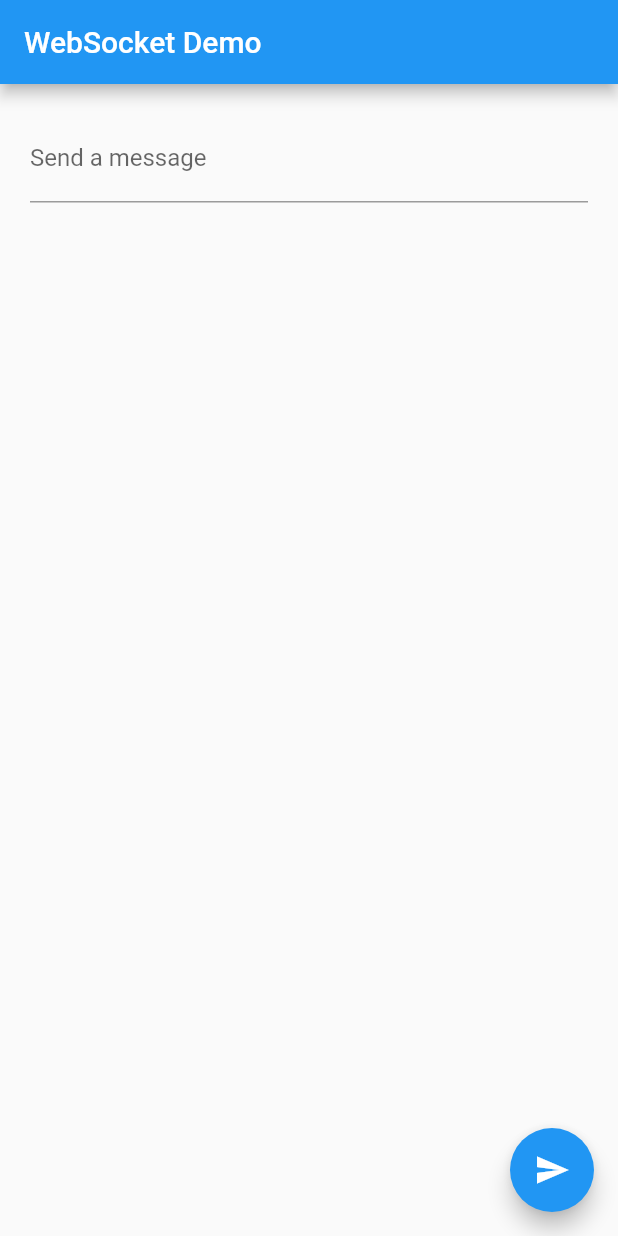
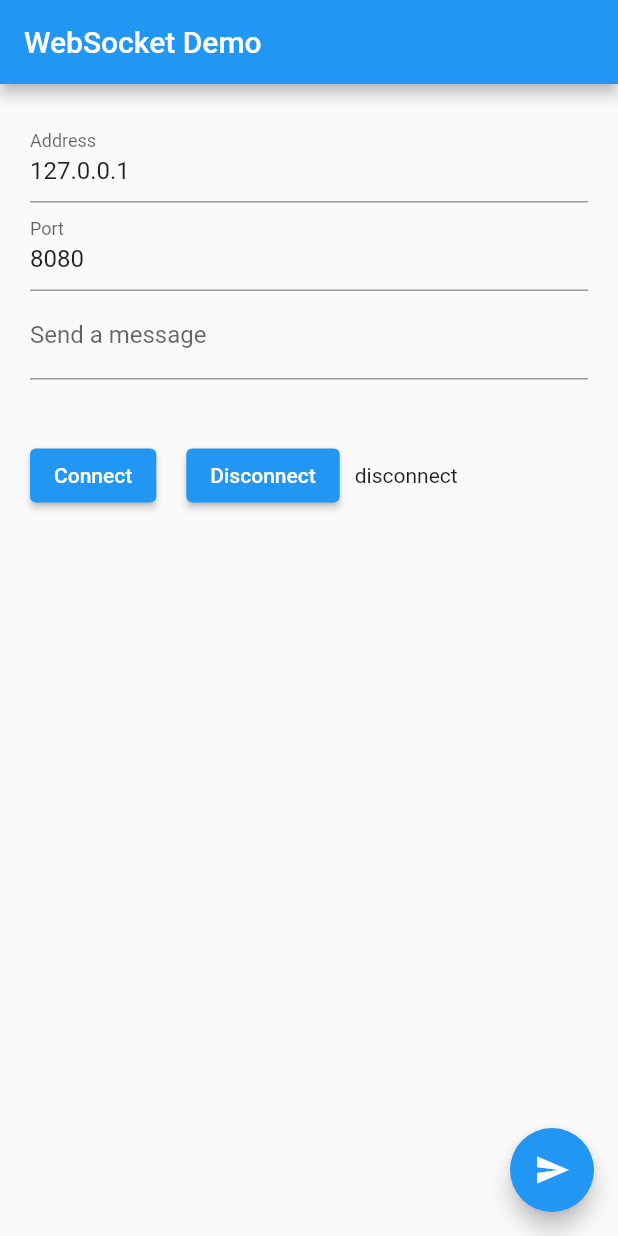
Before and after one commit to sota1111/flut, a Flutter app: the screen it shows after launch, after a tap on the "send" icon, on a phone screen of 412 x 824 dp. Run offline on Flutter 3.47's test engine with Material 2 defaults, Android fonts, the phone set to English and light mode, and no system bars; our stand-ins replace flutter_riverpod, hive, hive_flutter, screenshot, share_plus; accounts and stored records are empty; network calls fail.

Commit message:
IPとportを変更できるように変更。 受信した値を表示できない。

```diff
--- a/socket_client/lib/main.dart
+++ b/socket_client/lib/main.dart
@@ -1,8 +1,8 @@
 import 'package:flutter/material.dart';
+import 'package:web_socket_channel/io.dart';
 import 'package:web_socket_channel/web_socket_channel.dart';
 
 void main() => runApp(const MyApp());
-
 class MyApp extends StatelessWidget {
   const MyApp({super.key});
 
@@ -31,12 +31,21 @@ class MyHomePage extends StatefulWidget {
 }
 
 class _MyHomePageState extends State<MyHomePage> {
-  final TextEditingController _controller = TextEditingController();
-  final _channel = WebSocketChannel.connect(
+  TextEditingController _addressController = TextEditingController(text: '127.0.0.1');
+  TextEditingController _portController = TextEditingController(text: '8080');
+  TextEditingController _controller = TextEditingController();
+  WebSocketChannel? _channel;
+  static var output_log='output_log';
+  //final __channel = WebSocketChannel.connect(
+    //Uri.parse('ws://localhost:8080'),
+  //);
 
-
-    Uri.parse('ws://localhost:8080'),
-  );
+  @override
+  void initState() {
+    super.initState();
+    _connect(); // Initialize _channel with default address and port
+    _disconnect(); // Initialize _channel with default address and port
+  }
 
   @override
   Widget build(BuildContext context) {
@@ -49,6 +58,15 @@ class _MyHomePageState extends State<MyHomePage> {
         child: Column(
           crossAxisAlignment: CrossAxisAlignment.start,
           children: [
+            TextField(
+              controller: _addressController,
+              decoration: InputDecoration(labelText: 'Address'),
+            ),
+            TextField(
+              controller: _portController,
+              keyboardType: TextInputType.number,
+              decoration: InputDecoration(labelText: 'Port'),
+            ),
             Form(
               child: TextFormField(
                 controller: _controller,
@@ -57,11 +75,34 @@ class _MyHomePageState extends State<MyHomePage> {
             ),
             const SizedBox(height: 24),
             StreamBuilder(
-              stream: _channel.stream,
+              stream: _channel?.stream,
               builder: (context, snapshot) {
                 return Text(snapshot.hasData ? '${snapshot.data}' : '');
               },
-            )
+            ),
+            Row(
+              children: [
+                ElevatedButton(
+                  onPressed: () async{
+                    _connect();
+                  },
+                  child: Text('Connect'),
+                ),
+                const Padding(
+                  padding: EdgeInsets.all(10),
+                ),
+                ElevatedButton(
+                  onPressed: () async{
+                    _disconnect();
+                  },
+                  child: Text('Disconnect'),
+                ),
+                Padding(
+                  padding: EdgeInsets.all(10),
+                  child: Text(output_log),
+                ),
+              ],
+            ),
           ],
         ),
       ),
@@ -73,15 +114,37 @@ class _MyHomePageState extends State<MyHomePage> {
     );
   }
 
+  void _connect() async {
+    String address = _addressController.text;
+    int port = int.parse(_portController.text);
+
+    if (_channel != null) {
+      _channel!.sink.close();
+    }
+    //_channel = WebSocketChannel.connect(Uri.parse('ws://localhost:8080'));
+    _channel = WebSocketChannel.connect(Uri.parse('ws://$address:$port'));
+    //_channel = IOWebSocketChannel.connect('ws://$address:$port');
+  }
+  void _disconnect()  {
+    setState(() {
+      output_log = "disconnect";
+      });
+    if (_channel != null) {
+      _channel!.sink.close();
+      _channel = null;
+    }
+  }
   void _sendMessage() {
     if (_controller.text.isNotEmpty) {
-      _channel.sink.add(_controller.text);
+      _channel?.sink.add(_controller.text);
     }
   }
 
   @override
   void dispose() {
-    _channel.sink.close();
+    _channel?.sink.close();
+    _addressController.dispose();
+    _portController.dispose();
     _controller.dispose();
     super.dispose();
   }
```
Also changed, not shown: 1 other file.
